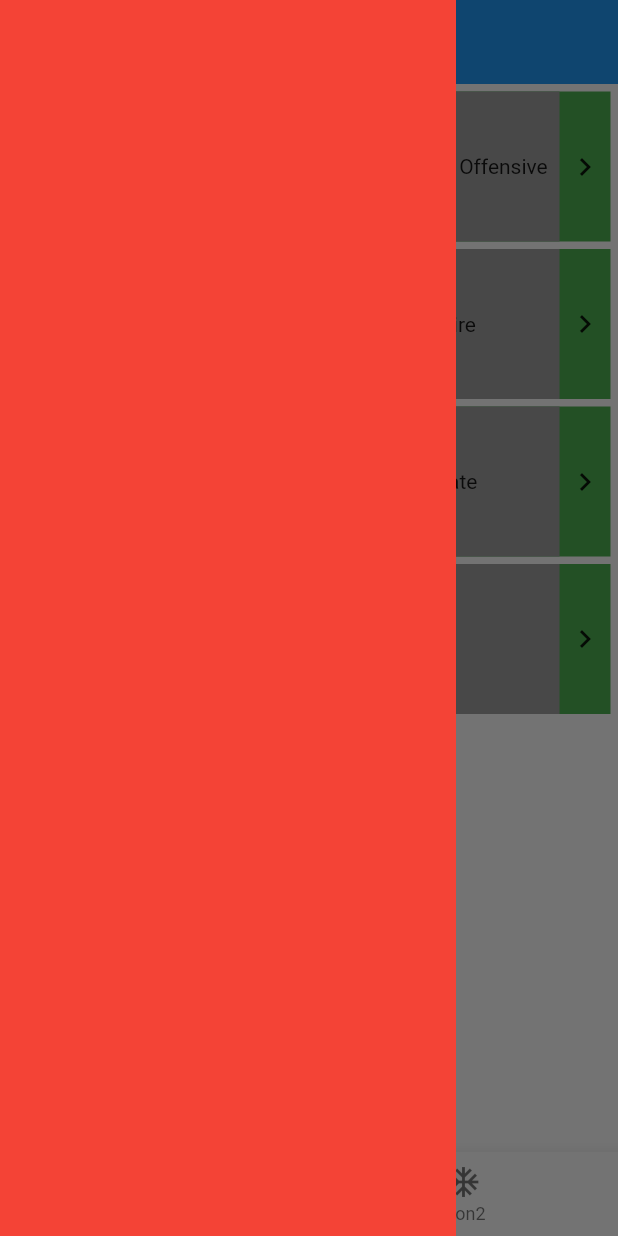
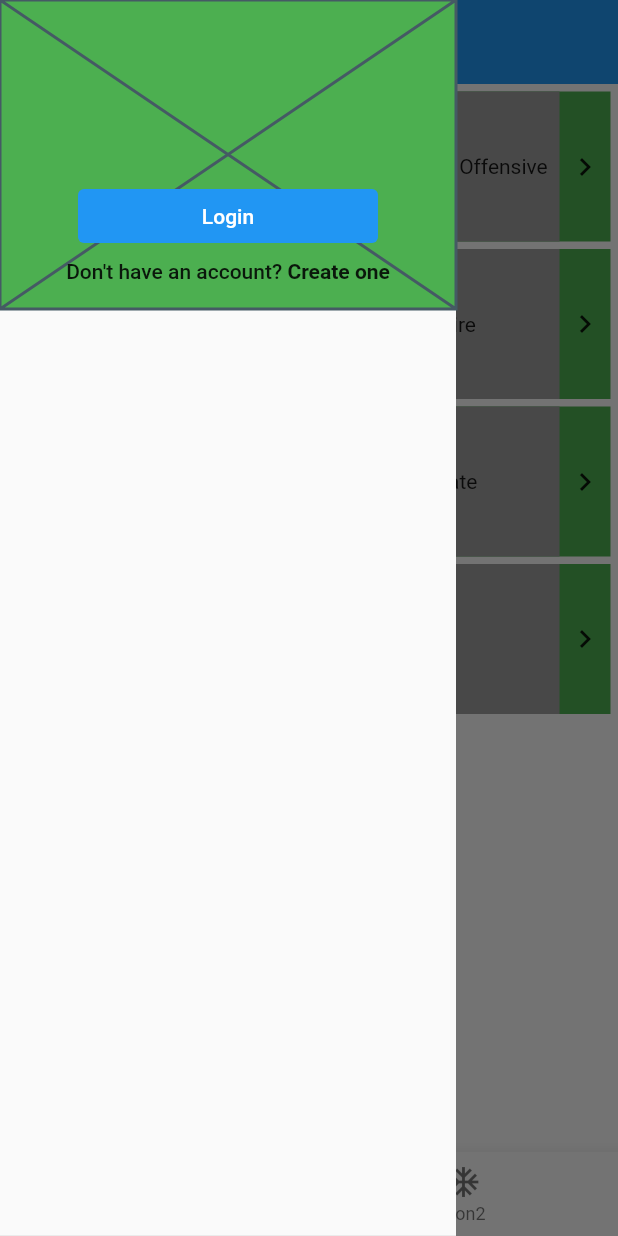
Before and after one commit to CYBERDEVILZ/ZBGAMING, a Flutter app: the screen it shows after launch, with the side drawer open, on a phone screen of 412 x 824 dp. Run offline on Flutter 3.47's test engine with Material 2 defaults, Android fonts, the phone set to English and light mode, and no system bars.

Commit message:
edit: pubspec, drawer, home_page_list

```diff
--- a/lib/widgets/drawer.dart
+++ b/lib/widgets/drawer.dart
@@ -8,15 +8,55 @@ class MyDrawer extends StatelessWidget {
     return Drawer(
         backgroundColor: Colors.red,
         elevation: 0,
-        child: Column(
-          children: [
-            DrawerHeader(
-                margin: const EdgeInsets.all(0),
-                padding: const EdgeInsets.all(0),
-                child: Column(
-                  children: [],
-                )),
-          ],
+        child: Material(
+          child: DrawerHeader(
+              margin: const EdgeInsets.all(0),
+              padding: const EdgeInsets.all(0),
+              child: Stack(
+                children: [
+                  Container(
+                      color: Colors.green,
+                      height: MediaQuery.of(context).size.height / 4,
+                      child:
+                          const Placeholder() // use image.asset with fitcover
+                      ),
+                  Container(
+                    color: Colors.red.withOpacity(0),
+                    height: MediaQuery.of(context).size.height / 4,
+                    child: Center(
+                      child: Column(
+                        mainAxisAlignment: MainAxisAlignment.center,
+                        children: [
+                          SizedBox(
+                              height: MediaQuery.of(context).size.height / 8),
+                          ElevatedButton(
+                            child: const Text("Login"),
+                            onPressed: () {},
+                            style: ButtonStyle(
+                                elevation: MaterialStateProperty.all(0),
+                                fixedSize: MaterialStateProperty.all(
+                                    const Size(200, 30))),
+                          ),
+                          const SizedBox(height: 5),
+                          Row(
+                            mainAxisAlignment: MainAxisAlignment.center,
+                            children: [
+                              const Text("Don't have an account? "),
+                              GestureDetector(
+                                onTap: () {},
+                                child: const Text(
+                                  "Create one",
+                                  style: TextStyle(fontWeight: FontWeight.bold),
+                                ),
+                              )
+                            ],
+                          )
+                        ],
+                      ),
+                    ),
+                  )
+                ],
+              )),
         ));
   }
 }
--- a/lib/widgets/home_page_list.dart
+++ b/lib/widgets/home_page_list.dart
@@ -27,6 +27,8 @@ class Tile extends StatelessWidget {
   Widget build(BuildContext context) {
     return Padding(
       padding: const EdgeInsets.only(top: 5, left: 5, right: 5),
+      child: GestureDetector(
+        onTap: ontap,
         child: Container(
           child: Row(
             children: [
@@ -45,12 +47,9 @@ class Tile extends StatelessWidget {
                         alignment: Alignment.center,
                       ),
                       color: Colors.grey)),
-            GestureDetector(
-              onTap: ontap,
-              child: Container(
+              Container(
                 child: dropIcon,
                 margin: const EdgeInsets.all(5),
-              ),
               )
             ],
             crossAxisAlignment: CrossAxisAlignment.center,
@@ -58,6 +57,7 @@ class Tile extends StatelessWidget {
           ),
           color: Colors.green,
           height: 100,
+        ),
       ),
     );
   }
--- a/pubspec.yaml
+++ b/pubspec.yaml
@@ -58,9 +58,8 @@ flutter:
   uses-material-design: true
 
   # To add assets to your application, add an assets section, like this:
-  # assets:
-  #   - images/a_dot_burr.jpeg
-  #   - images/a_dot_ham.jpeg
+  assets:
+    - assets/images/
 
   # An image asset can refer to one or more resolution-specific "variants", see
   # https://flutter.dev/assets-and-images/#resolution-aware.
```
Lines whose indentation alone changed are shown as unchanged.
